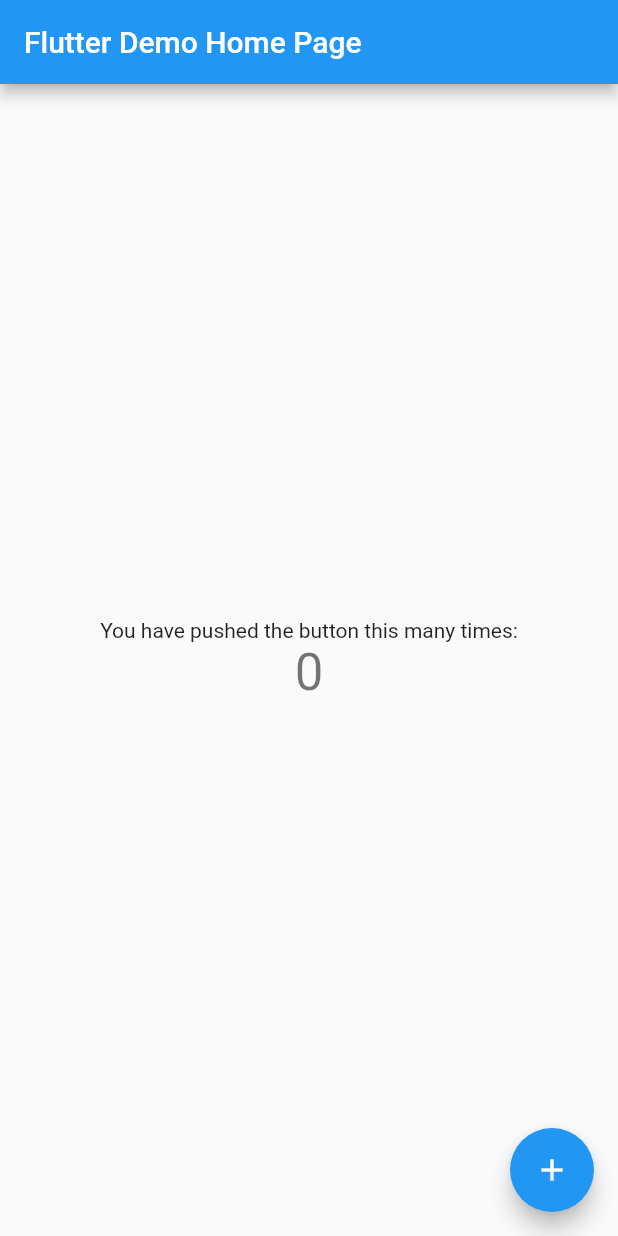
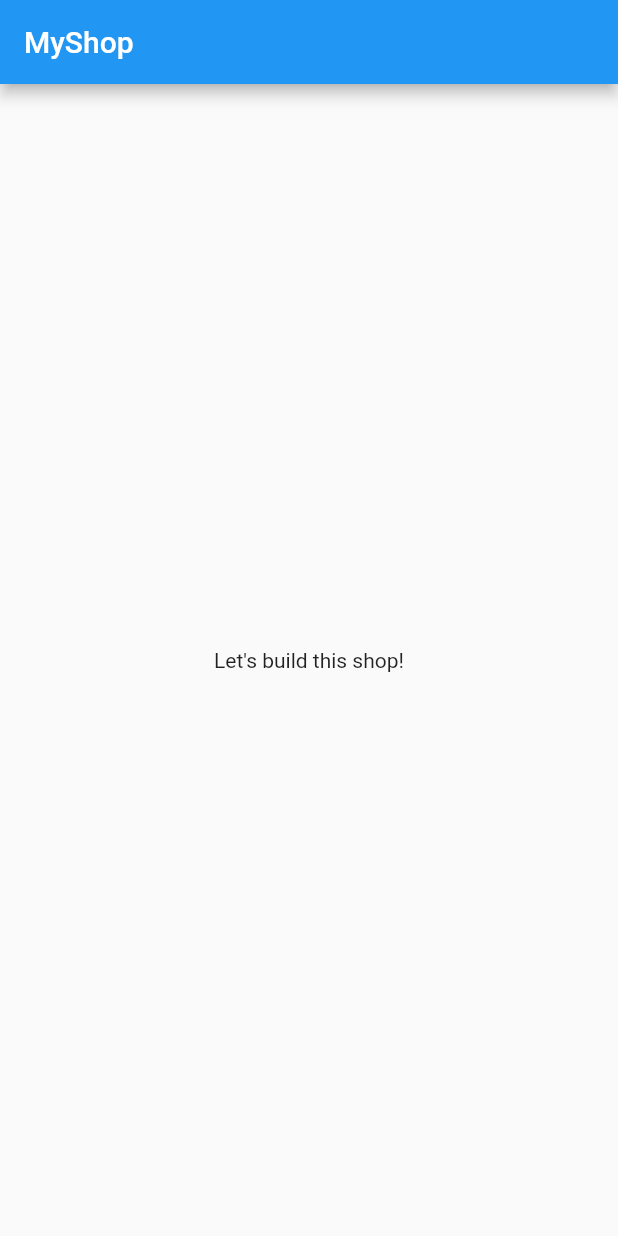
Before and after one commit to hekodev/MyShop, a Flutter app: the screen it shows after launch, on a phone screen of 412 x 824 dp. Run offline on Flutter 3.47's test engine with Material 2 defaults, Android fonts, the phone set to English and light mode, and no system bars.

Commit message:
third one: adding product models and productoverview screen

```diff
--- a/lib/main.dart
+++ b/lib/main.dart
@@ -3,109 +3,28 @@ import 'package:flutter/material.dart';
 void main() => runApp(MyApp());
 
 class MyApp extends StatelessWidget {
-  // This widget is the root of your application.
   @override
   Widget build(BuildContext context) {
     return MaterialApp(
-      title: 'Flutter Demo',
+      title: 'MyShop',
       theme: ThemeData(
-        // This is the theme of your application.
-        //
-        // Try running your application with "flutter run". You'll see the
-        // application has a blue toolbar. Then, without quitting the app, try
-        // changing the primarySwatch below to Colors.green and then invoke
-        // "hot reload" (press "r" in the console where you ran "flutter run",
-        // or simply save your changes to "hot reload" in a Flutter IDE).
-        // Notice that the counter didn't reset back to zero; the application
-        // is not restarted.
         primarySwatch: Colors.blue,
       ),
-      home: MyHomePage(title: 'Flutter Demo Home Page'),
+      home: MyHomePage(),
     );
   }
 }
 
-class MyHomePage extends StatefulWidget {
-  MyHomePage({Key key, this.title}) : super(key: key);
-
-  // This widget is the home page of your application. It is stateful, meaning
-  // that it has a State object (defined below) that contains fields that affect
-  // how it looks.
-
-  // This class is the configuration for the state. It holds the values (in this
-  // case the title) provided by the parent (in this case the App widget) and
-  // used by the build method of the State. Fields in a Widget subclass are
-  // always marked "final".
-
-  final String title;
-
-  @override
-  _MyHomePageState createState() => _MyHomePageState();
-}
-
-class _MyHomePageState extends State<MyHomePage> {
-  int _counter = 0;
-
-  void _incrementCounter() {
-    setState(() {
-      // This call to setState tells the Flutter framework that something has
-      // changed in this State, which causes it to rerun the build method below
-      // so that the display can reflect the updated values. If we changed
-      // _counter without calling setState(), then the build method would not be
-      // called again, and so nothing would appear to happen.
-      _counter++;
-    });
-  }
-
+class MyHomePage extends StatelessWidget {
   @override
   Widget build(BuildContext context) {
-    // This method is rerun every time setState is called, for instance as done
-    // by the _incrementCounter method above.
-    //
-    // The Flutter framework has been optimized to make rerunning build methods
-    // fast, so that you can just rebuild anything that needs updating rather
-    // than having to individually change instances of widgets.
     return Scaffold(
       appBar: AppBar(
-        // Here we take the value from the MyHomePage object that was created by
-        // the App.build method, and use it to set our appbar title.
-        title: Text(widget.title),
+        title: Text('MyShop'),
       ),
       body: Center(
-        // Center is a layout widget. It takes a single child and positions it
-        // in the middle of the parent.
-        child: Column(
-          // Column is also a layout widget. It takes a list of children and
-          // arranges them vertically. By default, it sizes itself to fit its
-          // children horizontally, and tries to be as tall as its parent.
-          //
-          // Invoke "debug painting" (press "p" in the console, choose the
-          // "Toggle Debug Paint" action from the Flutter Inspector in Android
-          // Studio, or the "Toggle Debug Paint" command in Visual Studio Code)
-          // to see the wireframe for each widget.
-          //
-          // Column has various properties to control how it sizes itself and
-          // how it positions its children. Here we use mainAxisAlignment to
-          // center the children vertically; the main axis here is the vertical
-          // axis because Columns are vertical (the cross axis would be
-          // horizontal).
-          mainAxisAlignment: MainAxisAlignment.center,
-          children: <Widget>[
-            Text(
-              'You have pushed the button this many times:',
-            ),
-            Text(
-              '$_counter',
-              style: Theme.of(context).textTheme.display1,
-            ),
-          ],
-        ),
+        child: Text('Let\'s build this shop!'),
       ),
-      floatingActionButton: FloatingActionButton(
-        onPressed: _incrementCounter,
-        tooltip: 'Increment',
-        child: Icon(Icons.add),
-      ), // This trailing comma makes auto-formatting nicer for build methods.
     );
   }
 }
--- /dev/null
+++ b/lib/screens/products_overview_screen.dart
@@ -0,0 +1,10 @@
+import 'package:flutter/material.dart';
+
+class ProductsOverviewScreen extends StatelessWidget {
+  @override
+  Widget build(BuildContext context) {
+    return Container(
+
+    );
+  }
+}
```
Also changed, not shown: lib/models/product.dart (added, +19 -0 lines).
